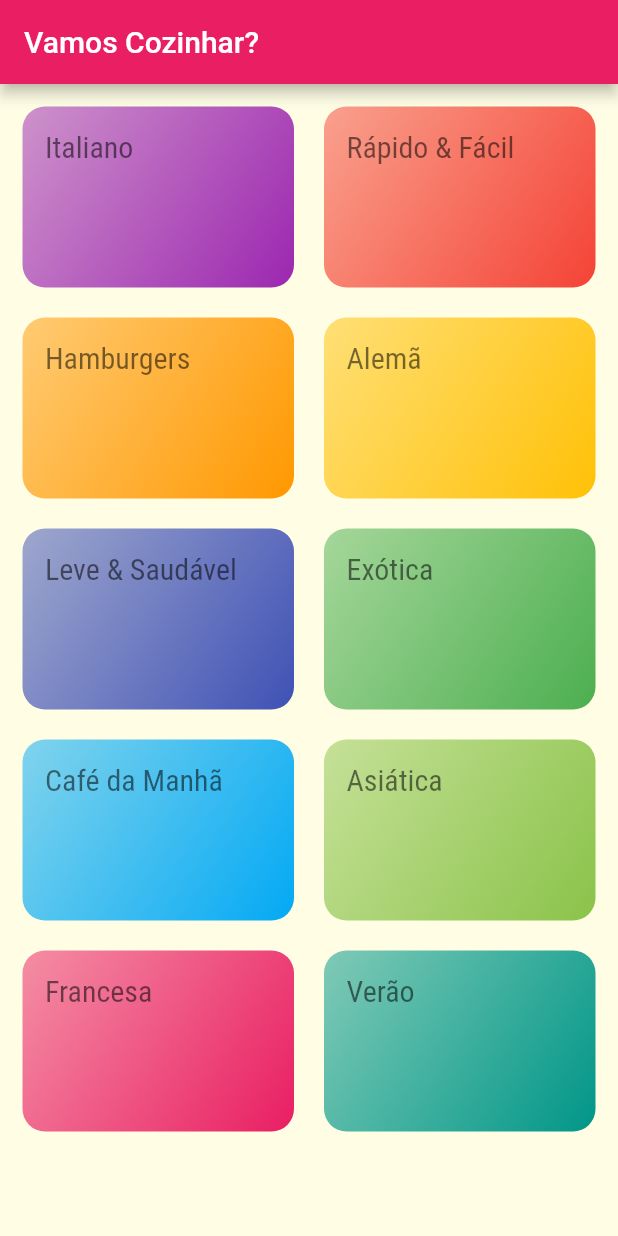
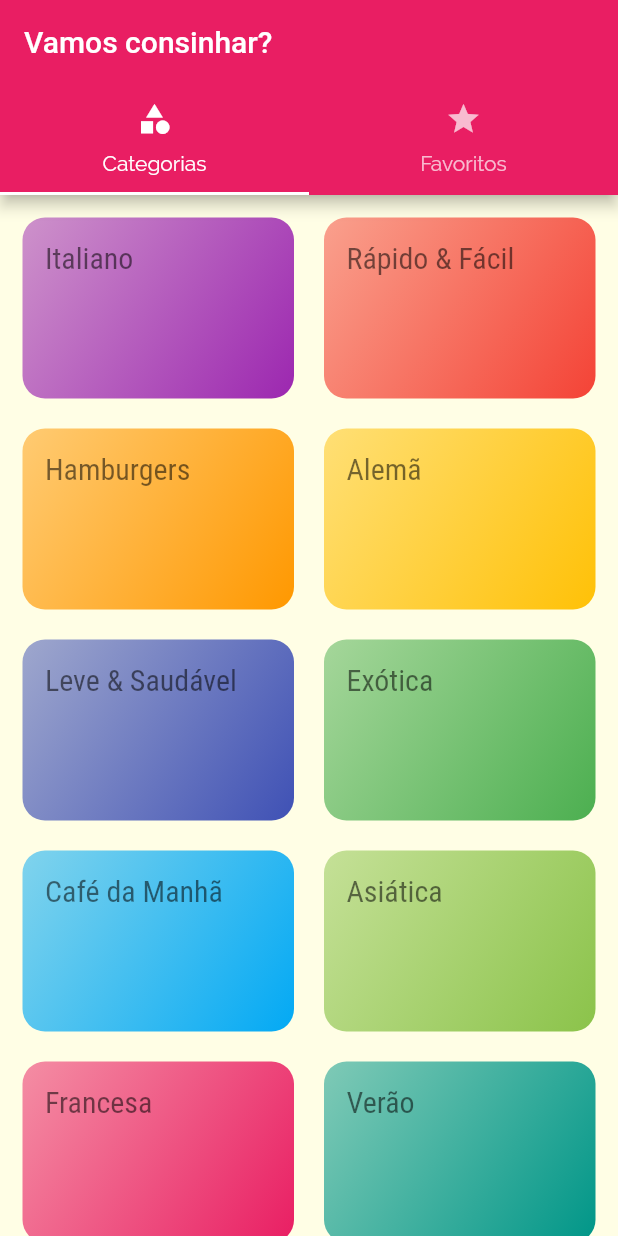
Before and after one commit to erivaldolourenco/meals, a Flutter app: the screen it shows after launch, on a phone screen of 412 x 824 dp. Run offline on Flutter 3.47's test engine with Material 2 defaults, Android fonts, the phone set to English and light mode, and no system bars.

Commit message:
Adicionando tela de favoritos e tabs.

```diff
--- a/lib/main.dart
+++ b/lib/main.dart
@@ -4,6 +4,7 @@ import 'package:flutter/material.dart';
 import 'package:meals/screens/categories_meals_screen.dart';
 import 'package:meals/screens/categories_screen.dart';
 import 'package:meals/screens/meal_detail_screen.dart';
+import 'package:meals/screens/tabs_screen.dart';
 import 'package:meals/utils/app_routes.dart';
 
 void main() => runApp(MyApp());
@@ -21,7 +22,7 @@ class MyApp extends StatelessWidget {
           textTheme: ThemeData.light().textTheme.copyWith(
               caption: TextStyle(fontSize: 20, fontFamily: 'RobotoCondensed'))),
       routes: {
-        AppRoutes.HOME: (ctx) => CategoriesScreen(),
+        AppRoutes.HOME: (ctx) => TabsScreen(),
         AppRoutes.CATEGORIES_MEALS: (ctx) => CategoriesMealsScreen(),
         AppRoutes.MEAL_DETAIL: (ctx) => MealDetailScreen(),
       },
--- a/lib/screens/categories_screen.dart
+++ b/lib/screens/categories_screen.dart
@@ -5,11 +5,7 @@ import 'package:meals/data/dummy_data.dart';
 class CategoriesScreen extends StatelessWidget {
   @override
   Widget build(BuildContext context){
-    return Scaffold(
-      appBar: AppBar(
-        title: Text("Vamos Cozinhar?"),
-      ),
-      body: GridView(
+    return GridView(
         padding: const EdgeInsets.all(15),
           gridDelegate: SliverGridDelegateWithMaxCrossAxisExtent(
             maxCrossAxisExtent: 200,
@@ -20,7 +16,6 @@ class CategoriesScreen extends StatelessWidget {
           children: DUMMY_CATEGORIES.map((cat){
             return CategoryItem(cat);
           }).toList(),
-      ),
-    );
+      );
   }
 }
--- /dev/null
+++ b/lib/screens/favorite_screen.dart
@@ -0,0 +1,12 @@
+import 'package:flutter/material.dart';
+
+class FavoriteScreen extends StatelessWidget {
+
+  @override
+  Widget build(BuildContext context){
+    return Center(
+      child: Text('Minhas Refeicoes favoritas'),
+    );
+  }
+
+}
--- /dev/null
+++ b/lib/screens/tabs_screen.dart
@@ -0,0 +1,36 @@
+import 'package:flutter/material.dart';
+import 'package:meals/screens/categories_screen.dart';
+
+import 'favorite_screen.dart';
+
+class TabsScreen extends StatelessWidget {
+  @override
+  Widget build(BuildContext context) {
+    return DefaultTabController(
+      length: 2,
+      child: Scaffold(
+        appBar: AppBar(
+          title: Text("Vamos consinhar?"),
+          bottom: TabBar(
+            tabs: [
+              Tab(
+                icon: Icon(Icons.category),
+                text: 'Categorias',
+              ),
+              Tab(
+                icon: Icon(Icons.star),
+                text: 'Favoritos',
+              )
+            ],
+          ),
+        ),
+        body: TabBarView(
+          children: [
+            CategoriesScreen(),
+            FavoriteScreen(),
+          ],
+        ),
+      ),
+    );
+  }
+}
```
